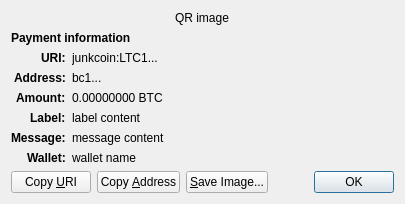
Before: the Qt Designer form src/qt/forms/receiverequestdialog.ui in linkcoinproject/linkcoin, drawn with Qt 5.
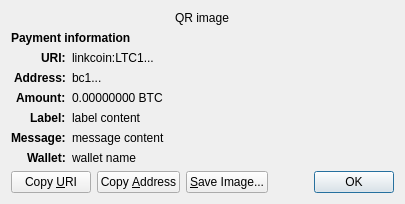
After: the same form once the commit is applied. Custom widgets are drawn as their Qt base class.

Commit message:
rebrand: apply Linkcoin branding from master (logo, splash, icons) and finish Junkcoin->Linkcoin / JKC->LNC rename
- Use master's Linkcoin logo/splash: bitcoin.png/ico/icns, testnet icon, splash bitmaps
- Rewrite splashscreen to draw master splash bitmap, register /images resources in qrc
- Replace share/pixmaps desktop & installer icons and doc doxygen logo from master
- Ticker JKC->LNC (bitcoinunits, forms, tests), QSettings org/URI scheme/autostart/mac&win ids
- Data dir stays .linkcoin; drop leftover junkcoin strings from RPC, GUI, man, build.sh, msvc config

```diff
--- a/src/qt/forms/receiverequestdialog.ui
+++ b/src/qt/forms/receiverequestdialog.ui
@@ -65,7 +65,7 @@
    <item row="2" column="1" alignment="Qt::AlignTop">
     <widget class="QLabel" name="uri_content">
      <property name="text">
-      <string notr="true">junkcoin:LTC1...</string>
+      <string notr="true">linkcoin:LTC1...</string>
      </property>
      <property name="textFormat">
       <enum>Qt::RichText</enum>
```
The commit also changes 104 other files.
